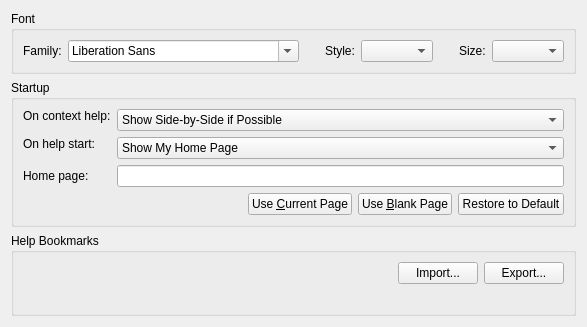
Qt form src/plugins/help/generalsettingspage.ui (qt-creator/qt-creator) before a commit.
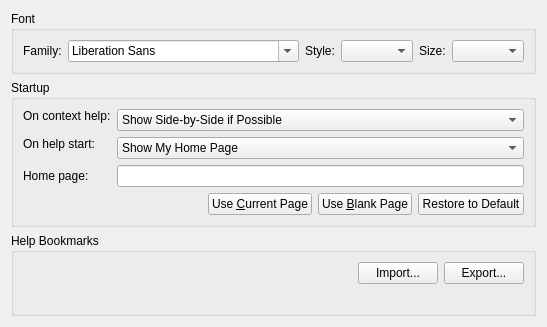
The same form after that commit.

Commit message:
Initial support for showing help in external window.
Task-number: QTCREATORBUG-1473

```diff
--- a/src/plugins/help/generalsettingspage.ui
+++ b/src/plugins/help/generalsettingspage.ui
@@ -2,6 +2,14 @@
 <ui version="4.0">
  <class>GeneralSettingsPage</class>
  <widget class="QWidget" name="GeneralSettingsPage">
+  <property name="geometry">
+   <rect>
+    <x>0</x>
+    <y>0</y>
+    <width>498</width>
+    <height>304</height>
+   </rect>
+  </property>
   <property name="windowTitle">
    <string>Form</string>
   </property>
```
Left out of the diff: 5 changed lines with no effect on the pictures. The commit also changes 7 other files.
